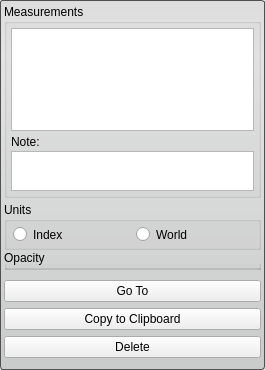
Above: src/Interface/ToolInterface/MeasurementToolInterface.ui from SCIInstitute/Seg3D before the change. Below: the same form after it.
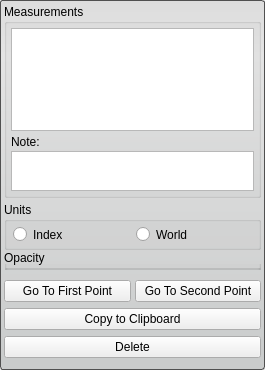
That is the form after the change. Custom widgets are drawn as their Qt base class.

Commit message: - Split Measurement "Go To" button into two buttons -- one for each point.

```diff
--- a/src/Interface/ToolInterface/MeasurementToolInterface.ui
+++ b/src/Interface/ToolInterface/MeasurementToolInterface.ui
@@ -317,10 +317,51 @@
              <number>0</number>
             </property>
             <item>
-             <widget class="QPushButton" name="goto_button_">
-              <property name="text">
-               <string>Go To</string>
+             <widget class="QWidget" name="goto_widget_" native="true">
+              <property name="sizePolicy">
+               <sizepolicy hsizetype="Preferred" vsizetype="Fixed">
+                <horstretch>0</horstretch>
+                <verstretch>0</verstretch>
+               </sizepolicy>
               </property>
+              <layout class="QHBoxLayout" name="horizontalLayout">
+               <property name="spacing">
+                <number>0</number>
+               </property>
+               <property name="margin">
+                <number>0</number>
+               </property>
+               <item>
+                <widget class="QPushButton" name="goto_first_button_">
+                 <property name="text">
+                  <string>Go To First Point</string>
+                 </property>
+                </widget>
+               </item>
+               <item>
+                <spacer name="horizontalSpacer">
+                 <property name="orientation">
+                  <enum>Qt::Horizontal</enum>
+                 </property>
+                 <property name="sizeType">
+                  <enum>QSizePolicy::Fixed</enum>
+                 </property>
+                 <property name="sizeHint" stdset="0">
+                  <size>
+                   <width>4</width>
+                   <height>20</height>
+                  </size>
+                 </property>
+                </spacer>
+               </item>
+               <item>
+                <widget class="QPushButton" name="goto_second_button_">
+                 <property name="text">
+                  <string>Go To Second Point</string>
+                 </property>
+                </widget>
+               </item>
+              </layout>
              </widget>
             </item>
             <item>
```
The commit also changes 1 other file.
